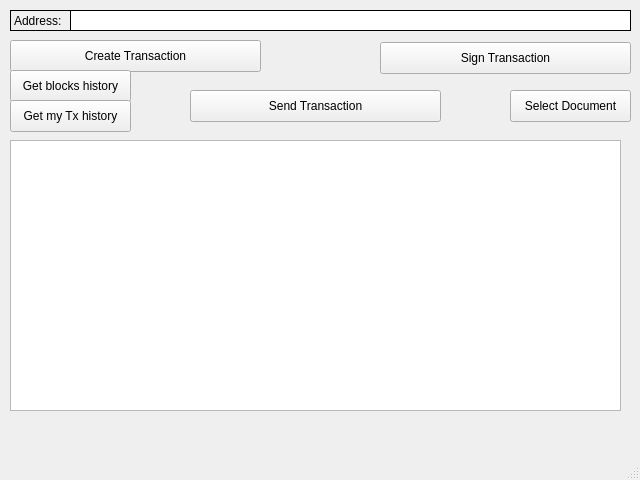
Qt form UI_Files/MainWindow.ui (distort1on/trustedWallet) before a commit.
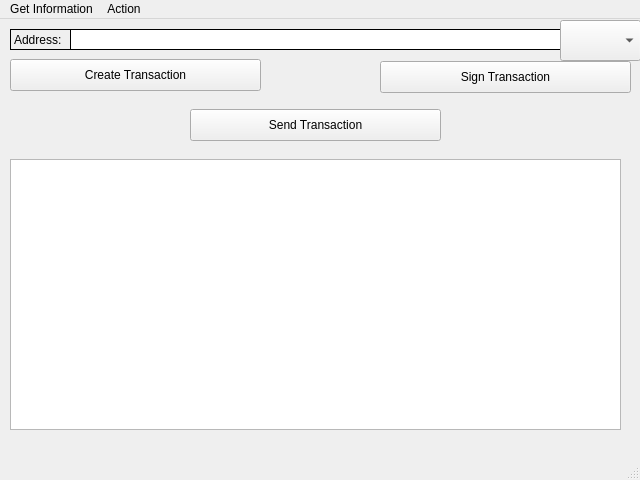
The same form after that commit.

Commit message: Documents now added to ipfs from wallet, added mnemonic phrases and account restoring, different key pairs for user, functions like finding tx and document in blockchain.

```diff
--- a/UI_Files/MainWindow.ui
+++ b/UI_Files/MainWindow.ui
@@ -61,7 +61,7 @@
      <rect>
       <x>70</x>
       <y>10</y>
-      <width>561</width>
+      <width>491</width>
       <height>21</height>
      </rect>
     </property>
@@ -72,19 +72,6 @@
      <bool>true</bool>
     </property>
    </widget>
-   <widget class="QPushButton" name="get_blockchain_button">
-    <property name="geometry">
-     <rect>
-      <x>10</x>
-      <y>70</y>
-      <width>121</width>
-      <height>32</height>
-     </rect>
-    </property>
-    <property name="text">
-     <string>Get blocks history</string>
-    </property>
-   </widget>
    <widget class="QPushButton" name="sign_transaction_button">
     <property name="geometry">
      <rect>
@@ -111,30 +98,14 @@
      <string>Send Transaction</string>
     </property>
    </widget>
-   <widget class="QPushButton" name="select_document_button">
+   <widget class="QComboBox" name="comboBox">
     <property name="geometry">
      <rect>
-      <x>510</x>
-      <y>90</y>
-      <width>121</width>
-      <height>32</height>
+      <x>560</x>
+      <y>1</y>
+      <width>81</width>
+      <height>41</height>
      </rect>
-    </property>
-    <property name="text">
-     <string>Select Document</string>
-    </property>
-   </widget>
-   <widget class="QPushButton" name="get_txHistory_button">
-    <property name="geometry">
-     <rect>
-      <x>10</x>
-      <y>100</y>
-      <width>121</width>
-      <height>32</height>
-     </rect>
-    </property>
-    <property name="text">
-     <string>Get my Tx history</string>
     </property>
    </widget>
   </widget>
@@ -147,6 +118,24 @@
      <height>24</height>
     </rect>
    </property>
+   <widget class="QMenu" name="menuGet_Information">
+    <property name="title">
+     <string>Get Information</string>
+    </property>
+    <addaction name="actionRequest_blocksHistory"/>
+    <addaction name="actionRequest_txHistory"/>
+    <addaction name="action_show_Find_tx_by_hash_window"/>
+    <addaction name="actionFind_document"/>
+    <addaction name="actionShow_my_seed_phrase"/>
+   </widget>
+   <widget class="QMenu" name="menuAction">
+    <property name="title">
+     <string>Action</string>
+    </property>
+    <addaction name="actionAdd_KeyPair"/>
+   </widget>
+   <addaction name="menuGet_Information"/>
+   <addaction name="menuAction"/>
   </widget>
   <widget class="QStatusBar" name="statusbar"/>
  </widget>
```
Left out of the diff: 30 changed lines with no effect on the pictures. The commit also changes 16 other files.
